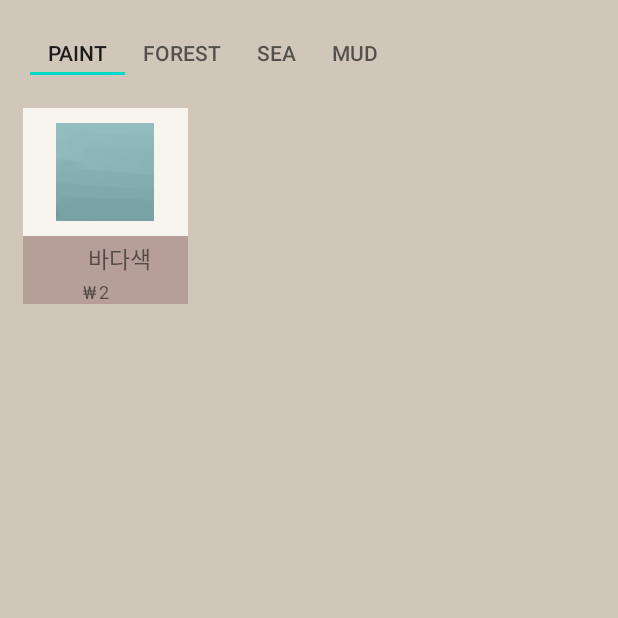
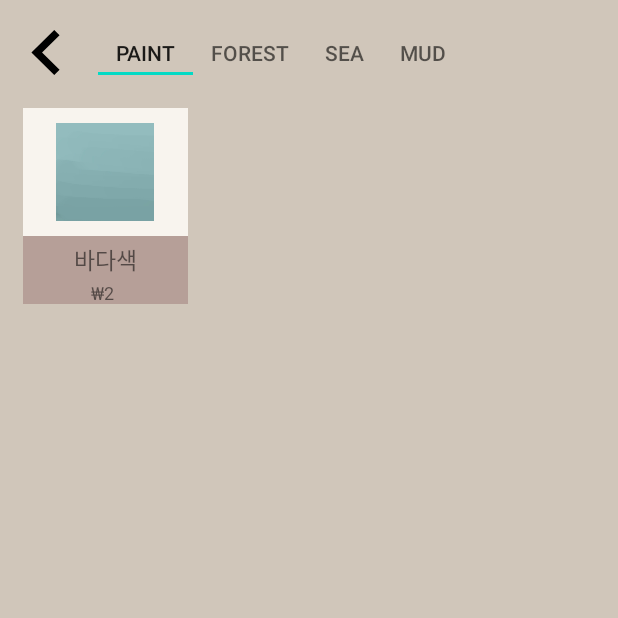
Before and after one commit to minjuKwon/ZeVe-app, an Android app: the SpaceShop screen opened directly, with no data from a screen before it, on a phone screen of 412 x 824 dp, the top half of it. Run offline under Robolectric (Android 15) with nearby library versions, the phone set to English and light mode, and no system bars.

Commit message:
Update view location in xml files

```diff
--- a/app/src/main/res/layout/fragment_mission_desc.xml
+++ b/app/src/main/res/layout/fragment_mission_desc.xml
@@ -7,17 +7,18 @@
         android:layout_width="match_parent"
         android:layout_height="match_parent"
         android:background="@color/lightBeige">
+
     <TextView
         android:id="@+id/missionDescName"
         android:layout_width="wrap_content"
         android:layout_height="wrap_content"
-        android:layout_marginStart="156dp"
-        android:layout_marginLeft="156dp"
         android:layout_marginTop="24dp"
         android:text="@string/missionName"
         android:fontFamily="@font/bm_hanna11yrs"
         android:textSize="24sp"
+        app:layout_constraintHorizontal_bias="0.5"
         app:layout_constraintStart_toStartOf="parent"
+        app:layout_constraintEnd_toEndOf="parent"
         app:layout_constraintTop_toTopOf="parent" />
 
     <ImageView
@@ -48,7 +49,6 @@
         android:id="@+id/missionDescTxt"
         android:layout_width="match_parent"
         android:layout_height="80dp"
-        android:layout_marginTop="43dp"
         android:layout_marginStart="40dp"
         android:layout_marginLeft="40dp"
         android:layout_marginEnd="40dp"
@@ -58,7 +58,10 @@
         android:textSize="20sp"
         app:layout_constraintStart_toStartOf="parent"
         app:layout_constraintEnd_toEndOf="parent"
-        app:layout_constraintTop_toTopOf="@id/missionDescImg" />
+        app:layout_constraintVertical_bias="0.5"
+        app:layout_constraintTop_toTopOf="@id/missionDescImg"
+        app:layout_constraintBottom_toBottomOf="@id/missionDescImg"
+        />
 
     <Button
         android:id="@+id/missionDescBtn"
--- a/app/src/main/res/layout/fragment_space_shop.xml
+++ b/app/src/main/res/layout/fragment_space_shop.xml
@@ -8,19 +8,19 @@
     android:layout_height="match_parent"
     android:background="@color/brown">
 
-<!--    <ImageView-->
-<!--        android:id="@+id/shopBack"-->
-<!--        android:layout_width="30dp"-->
-<!--        android:layout_height="30dp"-->
-<!--        android:layout_marginTop="20dp"-->
-<!--        android:layout_marginStart="15dp"-->
-<!--        android:layout_marginLeft="15dp"-->
-<!--        android:src="@drawable/ic_back"-->
-<!--        android:contentDescription="@string/imageView"-->
-<!--        app:layout_constraintTop_toTopOf="parent"-->
-<!--        app:layout_constraintStart_toStartOf="parent"-->
-<!--        android:clickable="true"-->
-<!--        android:focusable="true"/>-->
+    <ImageView
+        android:id="@+id/shopBack"
+        android:layout_width="30dp"
+        android:layout_height="30dp"
+        android:layout_marginTop="20dp"
+        android:layout_marginStart="15dp"
+        android:layout_marginLeft="15dp"
+        android:src="@drawable/ic_back"
+        android:contentDescription="@string/imageView"
+        app:layout_constraintTop_toTopOf="parent"
+        app:layout_constraintStart_toStartOf="parent"
+        android:clickable="true"
+        android:focusable="true"/>
 
     <com.google.android.material.tabs.TabLayout
         android:id="@+id/spaceShopTabLayout"
@@ -30,7 +30,7 @@
         android:layout_marginStart="20dp"
         android:layout_marginLeft="20dp"
         app:layout_constraintTop_toTopOf="parent"
-        app:layout_constraintStart_toStartOf="parent"
+        app:layout_constraintStart_toEndOf="@id/shopBack"
         app:tabGravity="center">
 
         <com.google.android.material.tabs.TabItem
--- a/app/src/main/res/layout/fragment_space_shop_item.xml
+++ b/app/src/main/res/layout/fragment_space_shop_item.xml
@@ -45,12 +45,12 @@
         android:id="@+id/shopItemName"
         android:layout_width="wrap_content"
         android:layout_height="wrap_content"
-        android:layout_marginTop="3dp"
-        android:layout_marginStart="43dp"
-        android:layout_marginLeft="43dp"
+        android:layout_marginTop="4dp"
         android:text="@string/name"
         android:textSize="15sp"
+        app:layout_constraintHorizontal_bias="0.5"
         app:layout_constraintStart_toStartOf="@id/shopNameView"
+        app:layout_constraintEnd_toEndOf="@id/shopNameView"
         app:layout_constraintTop_toBottomOf="@id/shopItemView" />
 
     <TextView
@@ -58,21 +58,21 @@
         android:layout_width="wrap_content"
         android:layout_height="wrap_content"
         android:layout_marginTop="2dp"
-        android:layout_marginStart="40dp"
-        android:layout_marginLeft="40dp"
         android:text="@string/wonIcon"
         android:textSize="12sp"
+        app:layout_constraintHorizontal_bias="0.45"
         app:layout_constraintStart_toStartOf="@id/shopNameView"
+        app:layout_constraintEnd_toEndOf="@id/shopNameView"
         app:layout_constraintTop_toBottomOf="@id/shopItemName" />
     <TextView
         android:id="@+id/shopItemPrice"
         android:layout_width="wrap_content"
         android:layout_height="wrap_content"
         android:layout_marginTop="2dp"
-        android:layout_marginStart="2dp"
-        android:layout_marginLeft="2dp"
         android:text="@string/point"
         android:textSize="12sp"
+        app:layout_constraintHorizontal_bias="0"
         app:layout_constraintStart_toEndOf="@id/shopItemWon"
+        app:layout_constraintEnd_toEndOf="@id/shopNameView"
         app:layout_constraintTop_toBottomOf="@id/shopItemName" />
 </androidx.constraintlayout.widget.ConstraintLayout>
```
